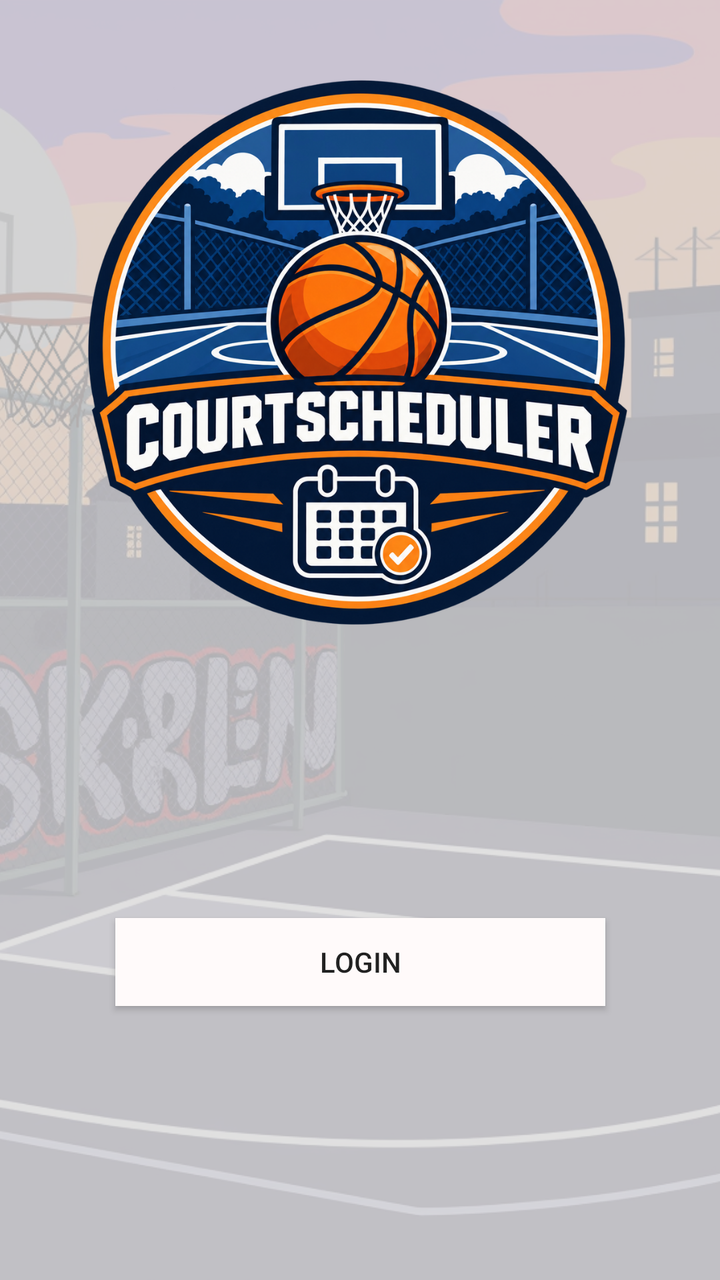
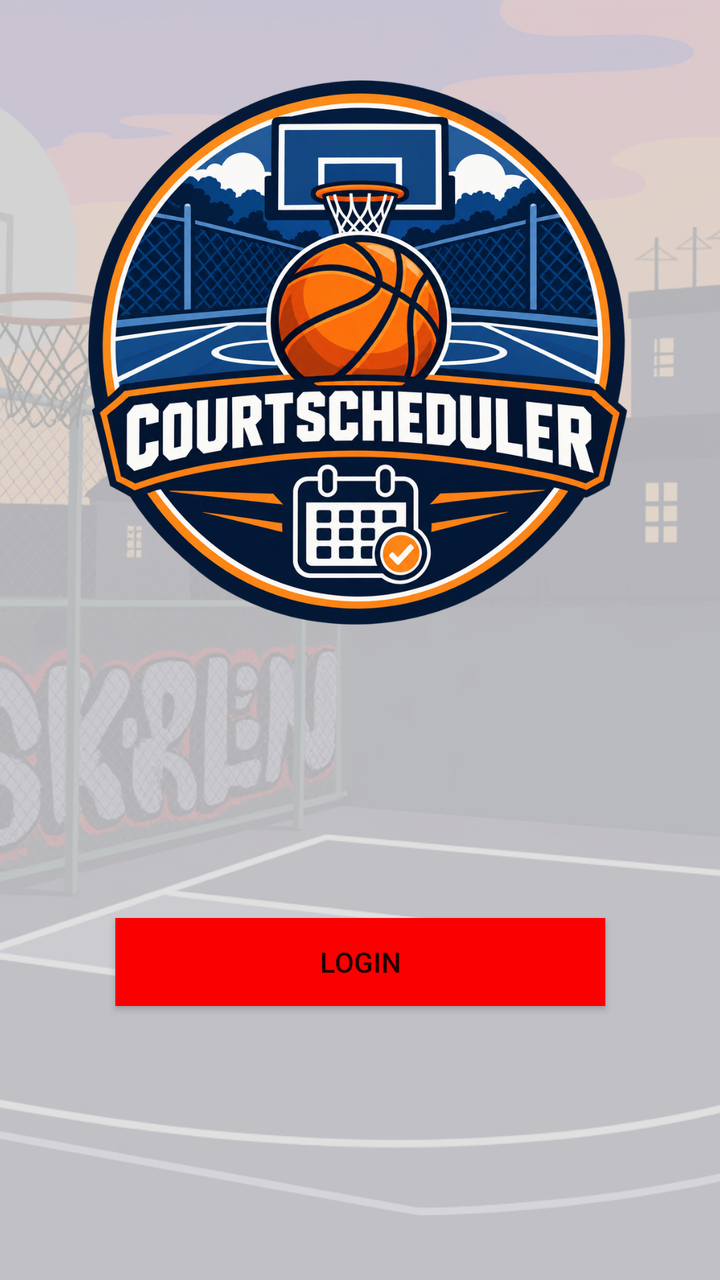

Screens rendered from an Android XML layout before and after an edit, with the pre-edit source and the edit as a unified diff.
<!-- AndroidManifest.xml: application theme Theme.CourtScheduler -->
<!-- res/layout/activity_login.xml -->
<?xml version="1.0" encoding="utf-8"?>
<androidx.constraintlayout.widget.ConstraintLayout xmlns:android="http://schemas.android.com/apk/res/android"
    xmlns:app="http://schemas.android.com/apk/res-auto"
    xmlns:tools="http://schemas.android.com/tools"
    android:id="@+id/main"
    android:layout_width="match_parent"
    android:layout_height="match_parent"
    tools:context=".Login">

    <ImageView
        android:id="@+id/imageView"
        android:layout_width="wrap_content"
        android:layout_height="wrap_content"
        app:layout_constraintBottom_toBottomOf="parent"
        app:layout_constraintEnd_toEndOf="parent"
        app:layout_constraintHorizontal_bias="0.0"
        app:layout_constraintStart_toStartOf="parent"
        app:layout_constraintTop_toTopOf="parent"
        app:layout_constraintVertical_bias="0.0"
        app:srcCompat="@drawable/blue_modern_tech_circuit_phone_wallpaper" />

    <Button
        android:id="@+id/button3"
        android:layout_width="245dp"
        android:layout_height="44dp"
        android:background="#FFFAFA"
        android:text="LOGIN"
        app:iconTint="#FA0000"
        app:layout_constraintBottom_toBottomOf="@+id/imageView"
        app:layout_constraintEnd_toEndOf="parent"
        app:layout_constraintStart_toStartOf="parent"
        app:layout_constraintTop_toTopOf="parent"
        app:layout_constraintVertical_bias="0.77"
        tools:ignore="TextContrastCheck,TouchTargetSizeCheck" />

</androidx.constraintlayout.widget.ConstraintLayout>
<!-- resources referenced by this layout -->
<resources>
  <!-- drawable blue_modern_tech_circuit_phone_wallpaper: png bitmap (drawable, 1031544 bytes) -->
  <style name="Theme.CourtScheduler" parent="Theme.MaterialComponents.DayNight.DarkActionBar">
          
          <item name="colorPrimary">@color/purple_500</item>
          <item name="colorPrimaryVariant">@color/purple_700</item>
          <item name="colorOnPrimary">@color/white</item>
          
          <item name="colorSecondary">@color/teal_200</item>
          <item name="colorSecondaryVariant">@color/teal_700</item>
          <item name="colorOnSecondary">@color/black</item>
          
          <item name="android:statusBarColor">?attr/colorPrimaryVariant</item>
          
      </style>
  <color name="purple_500">#FF6200EE</color>
  <color name="purple_700">#FF3700B3</color>
  <color name="white">#FFFFFFFF</color>
  <color name="teal_200">#FF03DAC5</color>
  <color name="teal_700">#FF018786</color>
  <color name="black">#FF000000</color>
</resources>

<!-- the commit's change to res/layout/activity_login.xml (unified diff, before → after) -->
@@ -23,7 +23,7 @@
         android:id="@+id/button3"
         android:layout_width="245dp"
         android:layout_height="44dp"
-        android:background="#FFFAFA"
+        android:background="#FB0000"
         android:text="LOGIN"
         app:iconTint="#FA0000"
         app:layout_constraintBottom_toBottomOf="@+id/imageView"
